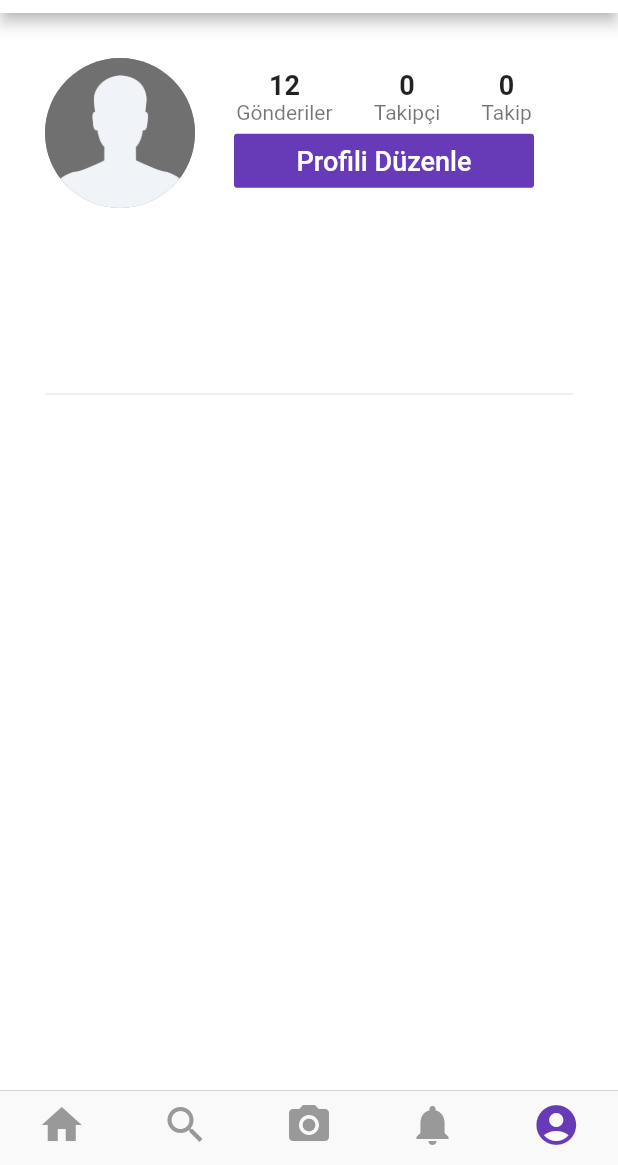
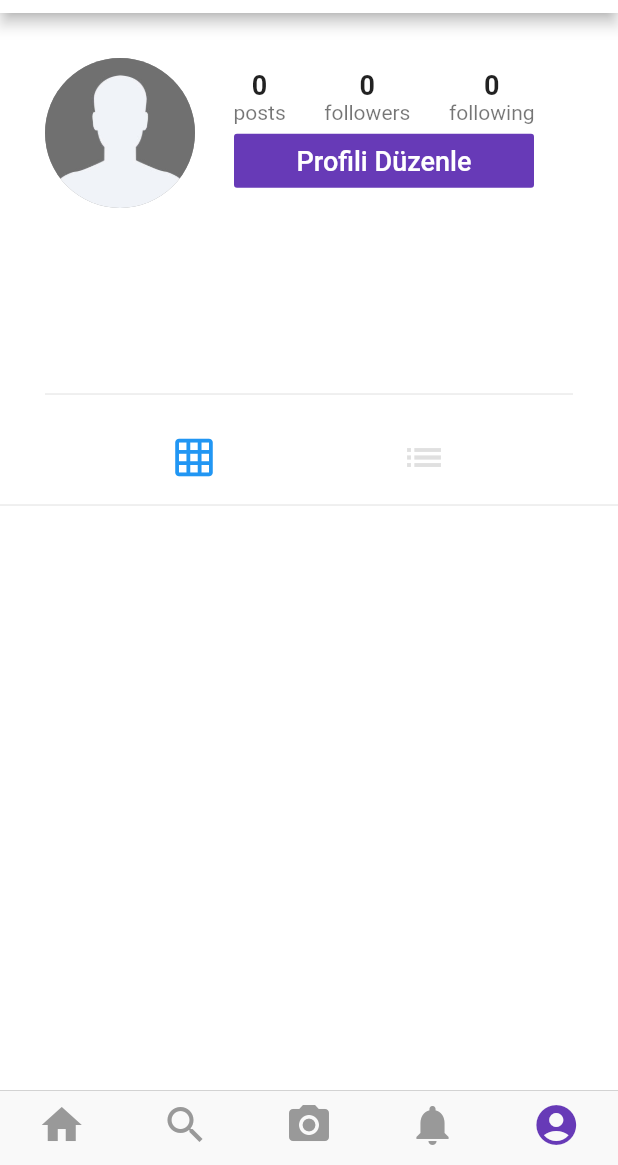
Before and after one commit to zafergurkan/anketuygulama, a Flutter app: the screen it shows once a user with an empty profile is signed in, swiped to page 5, on a phone screen of 412 x 824 dp, the part 71-1236 px from its top. Run offline on Flutter 3.47's test engine with Material 2 defaults, Android fonts, the phone set to English and light mode, and no system bars; our stand-ins replace cached_network_image, cloud_firestore, firebase_auth, firebase_storage, flutter_image_compress, image_cropper and 1 more; accounts and stored records are empty.

Commit message:
profil ekranı postlar eklendi.

```diff
--- a/lib/screens/profile_screen.dart
+++ b/lib/screens/profile_screen.dart
@@ -1,8 +1,10 @@
+import 'package:anketuygulama/models/post_model.dart';
 import 'package:anketuygulama/models/user_data.dart';
 import 'package:anketuygulama/models/user_model.dart';
 import 'package:anketuygulama/screens/edit_profile_screen.dart';
 import 'package:anketuygulama/services/database_service.dart';
 import 'package:anketuygulama/utilities/constants.dart';
+import 'package:anketuygulama/widget/post_view.dart';
 import 'package:cached_network_image/cached_network_image.dart';
 import 'package:flutter/material.dart';
 import 'package:provider/provider.dart';
@@ -20,12 +22,18 @@ class _ProfileScreenState extends State<ProfileScreen> {
   int _followerCount = 0;
   int _followingCount = 0;
 
+  List<Post> _posts = [];
+  int _displayPosts = 0; // 0 - grid, 1 - column
+  User _profileUser;
+
   @override
   void initState() {
     super.initState();
     _setupIsFollowing();
     _setupFollowers();
     _setupFollowing();
+    _setupPosts();
+    _setupProfileUser();
   }
 
   _setupIsFollowing() async {
@@ -49,6 +57,20 @@ class _ProfileScreenState extends State<ProfileScreen> {
     int userFollowingCount = await DatabaseService.numFollowing(widget.userId);
     setState(() {
       _followingCount = userFollowingCount;
+    });
+  }
+
+  _setupPosts() async {
+    List<Post> posts = await DatabaseService.getUserPosts(widget.userId);
+    setState(() {
+      _posts = posts;
+    });
+  }
+
+  _setupProfileUser() async {
+    User profileUser = await DatabaseService.getUserWithId(widget.userId);
+    setState(() {
+      _profileUser = profileUser;
     });
   }
 
@@ -119,31 +141,8 @@ class _ProfileScreenState extends State<ProfileScreen> {
           );
   }
 
-  @override
-  Widget build(BuildContext context) {
-    return Scaffold(
-      appBar: AppBar(
-        backgroundColor: Colors.white,
-        title: Text(
-          'PollApp',
-          style: TextStyle(
-            color: Colors.deepPurple,
-            fontFamily: 'SEGA',
-            fontSize: 15.0,
-          ),
-        ),
-      ),
-      backgroundColor: Colors.white,
-      body: FutureBuilder(
-        future: userRef.document(widget.userId).get(),
-        builder: (BuildContext context, AsyncSnapshot snapshot) {
-          if (!snapshot.hasData) {
-            return Center(
-              child: CircularProgressIndicator(),
-            );
-          }
-          User user = User.fromDoc(snapshot.data);
-          return ListView(
+  _buildProfileInfo(User user) {
+    return Column(
       children: <Widget>[
         Padding(
           padding: EdgeInsets.fromLTRB(30.0, 30.0, 30.0, 0.0),
@@ -165,16 +164,16 @@ class _ProfileScreenState extends State<ProfileScreen> {
                         Column(
                           children: <Widget>[
                             Text(
-                                    '12',
+                              _posts.length.toString(),
                               style: TextStyle(
                                 fontSize: 18.0,
                                 fontWeight: FontWeight.w600,
                               ),
                             ),
                             Text(
-                                    'Gönderiler',
+                              'posts',
                               style: TextStyle(color: Colors.black54),
-                                  )
+                            ),
                           ],
                         ),
                         Column(
@@ -187,9 +186,9 @@ class _ProfileScreenState extends State<ProfileScreen> {
                               ),
                             ),
                             Text(
-                                    'Takipçi',
+                              'followers',
                               style: TextStyle(color: Colors.black54),
-                                  )
+                            ),
                           ],
                         ),
                         Column(
@@ -202,11 +201,11 @@ class _ProfileScreenState extends State<ProfileScreen> {
                               ),
                             ),
                             Text(
-                                    'Takip',
+                              'following',
                               style: TextStyle(color: Colors.black54),
-                                  )
+                            ),
                           ],
-                              )
+                        ),
                       ],
                     ),
                     _displayButton(user),
@@ -216,6 +215,8 @@ class _ProfileScreenState extends State<ProfileScreen> {
             ],
           ),
         ),
+        Column(
+          children: <Widget>[
             Padding(
               padding: EdgeInsets.symmetric(horizontal: 30.0, vertical: 10.0),
               child: Column(
@@ -243,7 +244,112 @@ class _ProfileScreenState extends State<ProfileScreen> {
                   Divider(),
                 ],
               ),
+            ),
+          ],
         )
+      ],
+    );
+  }
+
+  _buildToggleButtons() {
+    return Row(
+      mainAxisAlignment: MainAxisAlignment.spaceEvenly,
+      children: <Widget>[
+        IconButton(
+          icon: Icon(Icons.grid_on),
+          iconSize: 30.0,
+          color: _displayPosts == 0
+              ? Theme.of(context).primaryColor
+              : Colors.grey[300],
+          onPressed: () => setState(() {
+            _displayPosts = 0;
+          }),
+        ),
+        IconButton(
+          icon: Icon(Icons.list),
+          iconSize: 30.0,
+          color: _displayPosts == 1
+              ? Theme.of(context).primaryColor
+              : Colors.grey[300],
+          onPressed: () => setState(() {
+            _displayPosts = 1;
+          }),
+        ),
+      ],
+    );
+  }
+
+  _buildTilePost(Post post){
+    return GridTile(child: Image(image: CachedNetworkImageProvider(post.imageUrl),
+    fit: BoxFit.cover,),);
+
+
+
+  }
+
+  _buildDisplayPosts() {
+    if (_displayPosts == 0) {
+      List<GridTile> tiles = [];
+      _posts.forEach(
+        (post) => tiles.add(
+          _buildTilePost(post),
+        ),
+      );
+      return GridView.count(
+        crossAxisCount: 3,
+        childAspectRatio: 1.0,
+        mainAxisSpacing: 2.0,
+        crossAxisSpacing:2.0 ,
+        shrinkWrap: true,
+        physics: NeverScrollableScrollPhysics(),
+        children: tiles,
+
+      );
+    } else {
+      List<PostView> postview = [];
+      _posts.forEach((post) {
+        postview.add(PostView(
+          currentUserId: widget.currentUserId,
+          post: post,
+          author: _profileUser,
+        ));
+      });
+      return Column(
+        children: postview,
+      );
+    }
+  }
+
+  @override
+  Widget build(BuildContext context) {
+    return Scaffold(
+      appBar: AppBar(
+        backgroundColor: Colors.white,
+        title: Text(
+          'PollApp',
+          style: TextStyle(
+            color: Colors.deepPurple,
+            fontFamily: 'SEGA',
+            fontSize: 15.0,
+          ),
+        ),
+      ),
+      backgroundColor: Colors.white,
+      body: FutureBuilder(
+        future: userRef.document(widget.userId).get(),
+        builder: (BuildContext context, AsyncSnapshot snapshot) {
+          if (!snapshot.hasData) {
+            return Center(
+              child: CircularProgressIndicator(),
+            );
+          }
+          User user = User.fromDoc(snapshot.data);
+          return ListView(
+            children: <Widget>[
+              _buildProfileInfo(user),
+              _buildToggleButtons(),
+              Divider(),
+              _buildDisplayPosts(),
             ],
           );
         },
--- a/lib/services/database_service.dart
+++ b/lib/services/database_service.dart
@@ -104,6 +104,17 @@ class DatabaseService {
   }
 
 
+static Future<List<Post>> getUserPosts(String userId) async {
+    QuerySnapshot userPostsSnapshot = await postRef
+        .document(userId)
+        .collection('userPosts')
+        .orderBy('timestamp', descending: true)
+        .getDocuments();
+    List<Post> posts =
+        userPostsSnapshot.documents.map((doc) => Post.fromDoc(doc)).toList();
+    return posts;
+  }
+
   static Future<User> getUserWithId(String userId) async {
     DocumentSnapshot userDocSnapshot = await userRef.document(userId).get();
     if (userDocSnapshot.exists) {
```
Also changed, not shown: lib/screens/feed_scren.dart (+6 -106 lines), lib/widget/post_view.dart (added, +118 -0 lines). Lines whose indentation alone changed are shown as unchanged.
